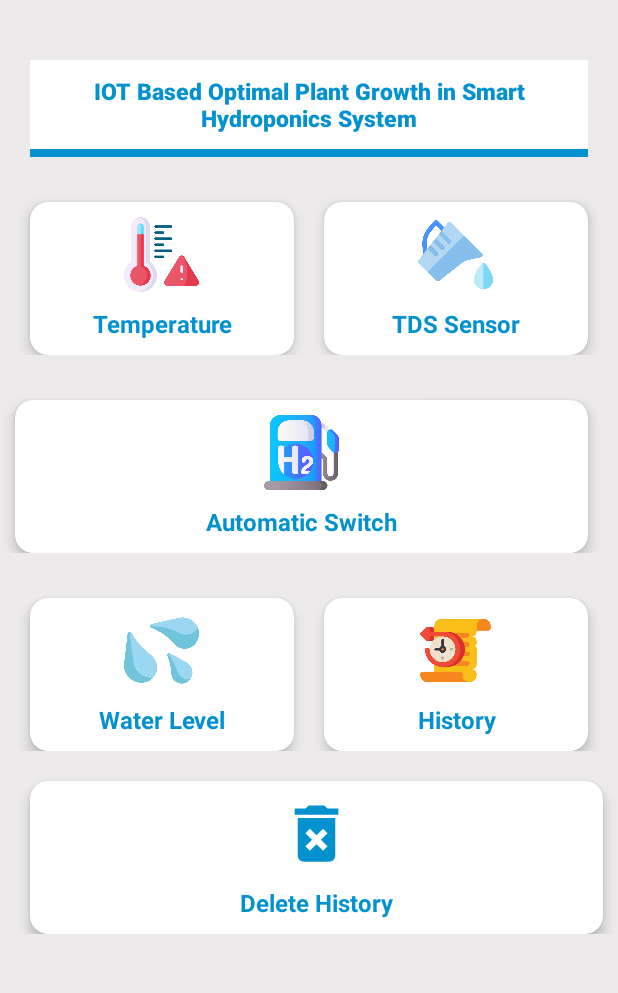
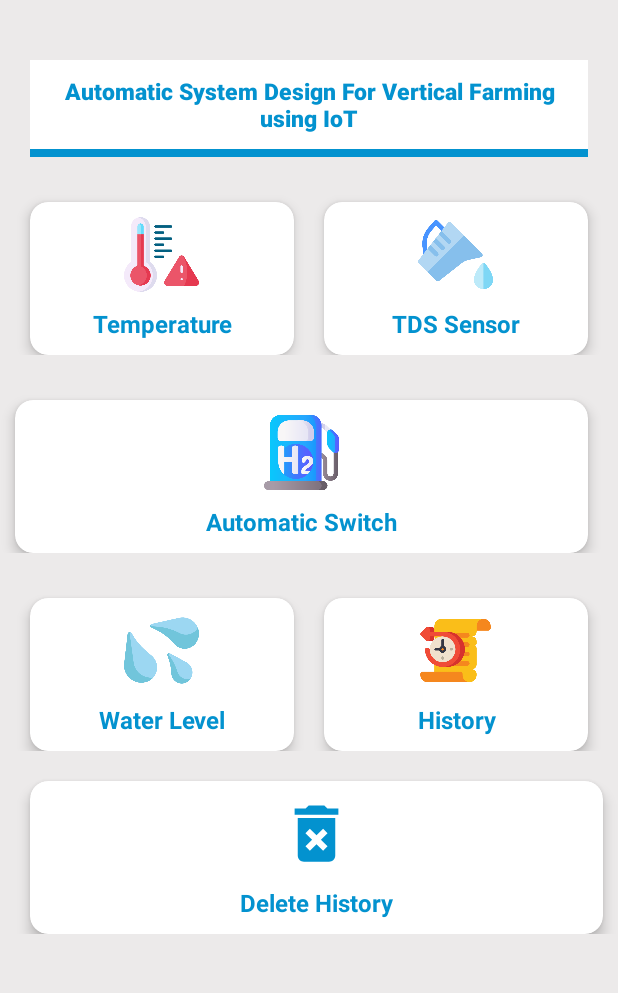
Before and after one commit to Rehman-Amjad/ClassRoom-Environment, an Android app: the DashboardScreen screen opened directly, with no data from a screen before it, on a phone screen of 412 x 824 dp, the part 113-1106 px from its top. Run offline under Robolectric (Android 15) with nearby library versions, the phone set to English and light mode, and no system bars; our stand-ins replace Firebase (no records; nobody signed in at launch, a user with empty details on screens opened directly).

Commit message:
fix issues

```diff
--- a/app/src/main/res/layout/activity_dashboard_screen.xml
+++ b/app/src/main/res/layout/activity_dashboard_screen.xml
@@ -61,7 +61,7 @@
             android:padding="10dp"
             android:paddingBottom="5dp"
             android:textAlignment="center"
-            android:text="IOT Based Optimal Plant Growth in Smart Hydroponics System"
+            android:text="Automatic System Design For Vertical Farming using IoT"
             android:textColor="@color/Dark_Orange"
             android:textSize="15sp" />
 
--- a/app/src/main/res/layout/activity_main.xml
+++ b/app/src/main/res/layout/activity_main.xml
@@ -21,7 +21,7 @@
             android:layout_width="wrap_content"
             android:layout_height="wrap_content"
             android:layout_below="@+id/sp_image"
-            android:text="IOT Based Optimal Plant Growth in Smart Hydroponics System"
+            android:text="Automatic System Design For Vertical Farming using IoT"
             android:textAlignment="center"
             android:layout_marginTop="40dp"
             android:textColor="@color/Dark_Orange"
--- a/app/src/main/res/values/strings.xml
+++ b/app/src/main/res/values/strings.xml
@@ -1,3 +1,3 @@
 <resources>
-    <string name="app_name">IOT Based Optimal Plant Growth in Smart Hydroponics System</string>
+    <string name="app_name">Automatic System Design For Vertical Farming using IoT</string>
 </resources>
```
